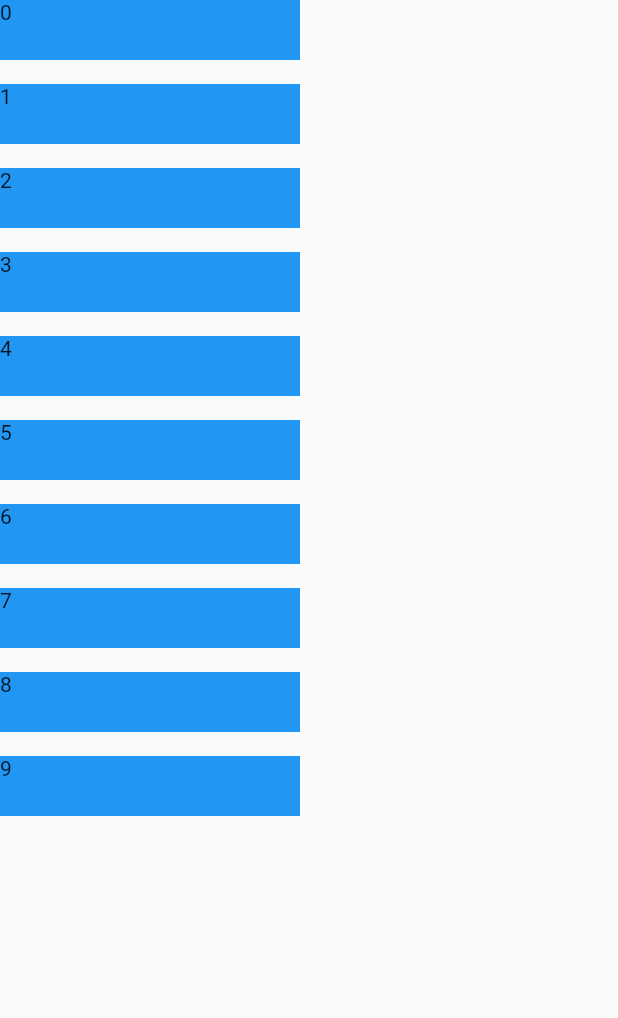
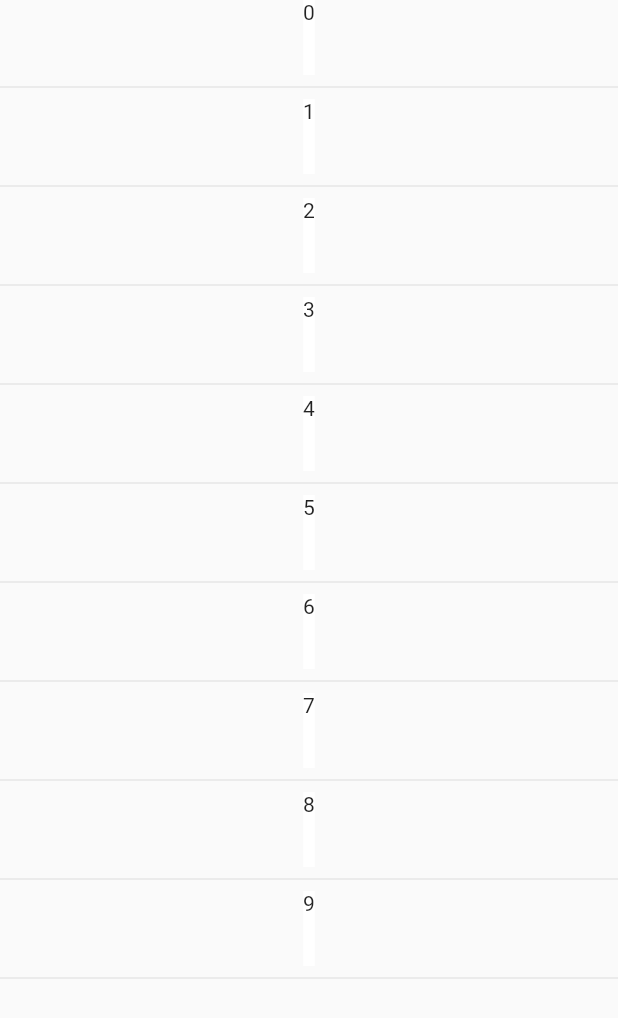
Before and after one commit to DamirNabiull/Myte_Flutter_Tasks_Sol, a Flutter app: the screen it shows after launch, on a phone screen of 412 x 824 dp. Shown: the top 1018 px of the screen. Run offline on Flutter 3.47's test engine with Material 2 defaults, Android fonts, the phone set to English and light mode, and no system bars.

Commit message:
Updated solution (Flutter 1)

```diff
--- a/flutter_ex1/lib/main.dart
+++ b/flutter_ex1/lib/main.dart
@@ -1,4 +1,20 @@
 import 'package:flutter/material.dart';
+
+Widget myRow(String containerText) {
+  return FractionallySizedBox(
+    widthFactor: 1.0,
+    child: Column(
+      children: [
+        Container(
+          height: 50,
+          color: Colors.white,
+          child: Text('$containerText'),
+        ),
+        Divider(),
+      ],
+    ),
+  );
+}
 
 void main() => runApp(MaterialApp(
   home: MyHomePage(),
@@ -11,18 +27,6 @@ class MyHomePage extends StatefulWidget {
 }
 
 class _MyHomePageState extends State<MyHomePage> {
-  int _counter = 0;
-
-  void _incrementCounter() {
-    setState(() {
-      // This call to setState tells the Flutter framework that something has
-      // changed in this State, which causes it to rerun the build method below
-      // so that the display can reflect the updated values. If we changed
-      // _counter without calling setState(), then the build method would not be
-      // called again, and so nothing would appear to happen.
-      _counter++;
-    });
-  }
 
   @override
   Widget build(BuildContext context) {
@@ -30,21 +34,7 @@ class _MyHomePageState extends State<MyHomePage> {
       body: ListView.builder(
         itemCount: 10,
         itemBuilder: (BuildContext context, int index) {
-          return Row(
-            children: [
-              Column(
-                children: [
-                  Container(
-                    height: 40,
-                    width: 200,
-                    child: Text('$index'),
-                    color: Colors.blue,
-                  ),
-                  Divider(),
-                ],
-              ),
-            ],
-          );
+          return myRow('${index}');
         },
       ),
     );
```
